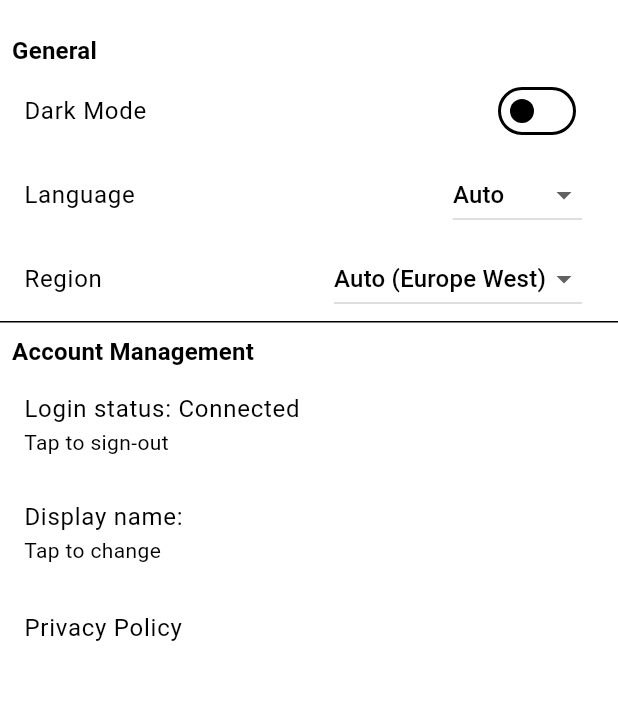
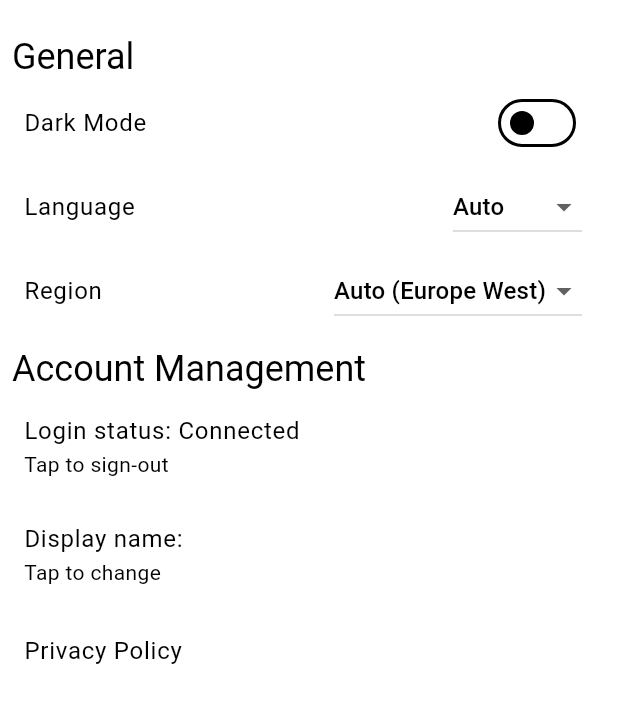
Before and after one commit to CaramelDunes/nyanya_rocket, a Flutter app: the Settings screen opened directly, on a phone screen of 412 x 824 dp, the part 63-786 px from its top. Run offline on Flutter 3.47's test engine with Material 2 defaults, Android fonts, the phone set to English and light mode, and no system bars; our stand-ins replace cloud_firestore, firebase_auth, firebase_core, font_awesome_flutter, rive, shared_preferences; missing offline and left inert: firedart, network_info_plus, nyanya_rocket_base, slugify; accounts and stored records are empty; generated files the repository leaves out were written again; network calls fail; statements that could not run were skipped.

Commit message:
Prefer using style from TextTheme.

```diff
--- a/lib/screens/challenges/tabs/community_challenges.dart
+++ b/lib/screens/challenges/tabs/community_challenges.dart
@@ -93,7 +93,7 @@ class _CommunityChallengesState extends State<CommunityChallenges> {
       description: [
         Text(
           '${challenge.name} (${challenge.data.type.toLocalizedString(context)})',
-          style: const TextStyle(fontWeight: FontWeight.bold),
+          style: Theme.of(context).textTheme.titleSmall,
         ),
         Row(
           mainAxisSize: MainAxisSize.min,
--- a/lib/screens/challenges/tabs/original_challenges.dart
+++ b/lib/screens/challenges/tabs/original_challenges.dart
@@ -215,7 +215,7 @@ class _OriginalChallengesState extends State<OriginalChallenges> {
       description: [
         Text(
           _fullLocalizedName(namedChallengeData),
-          style: const TextStyle(fontWeight: FontWeight.bold),
+          style: Theme.of(context).textTheme.titleSmall,
         ),
         Text(isCleared ? _formatTime(time) : '')
       ],
--- a/lib/screens/multiplayer/setup_widgets/player_finder.dart
+++ b/lib/screens/multiplayer/setup_widgets/player_finder.dart
@@ -98,7 +98,6 @@ class _PlayerFinderState extends State<PlayerFinder> {
                             ? ''
                             : NyaNyaLocalizations.of(context)
                                 .queueRefreshErrorText),
-                style: const TextStyle(fontSize: 15),
               ),
             ),
             const SizedBox(
--- a/lib/screens/puzzles/widgets/community_puzzles.dart
+++ b/lib/screens/puzzles/widgets/community_puzzles.dart
@@ -1,3 +1,4 @@
+import 'package:firedart/generated/google/firestore/v1/firestore.pbjson.dart';
 import 'package:flutter/material.dart';
 import 'package:nyanya_rocket/widgets/navigation/star_count.dart';
 import 'package:provider/provider.dart';
@@ -113,7 +114,7 @@ class _CommunityPuzzlesState extends State<CommunityPuzzles>
         description: [
           Text(
             puzzle.name,
-            style: const TextStyle(fontWeight: FontWeight.bold),
+            style: Theme.of(context).textTheme.titleSmall,
           ),
           Row(
             mainAxisSize: MainAxisSize.min,
--- a/lib/screens/puzzles/widgets/local_puzzles.dart
+++ b/lib/screens/puzzles/widgets/local_puzzles.dart
@@ -110,7 +110,7 @@ class LocalPuzzles extends StatelessWidget {
                       child: Text(
                         name,
                         textAlign: TextAlign.center,
-                        style: const TextStyle(fontWeight: FontWeight.bold),
+                        style: Theme.of(context).textTheme.titleSmall,
                       ),
                     ),
                   ],
--- a/lib/screens/puzzles/widgets/original_puzzles.dart
+++ b/lib/screens/puzzles/widgets/original_puzzles.dart
@@ -245,7 +245,7 @@ class _OriginalPuzzlesState extends State<OriginalPuzzles>
         description: [
           Text(
             OriginalPuzzles.puzzles[i].name,
-            style: const TextStyle(fontWeight: FontWeight.bold),
+            style: Theme.of(context).textTheme.titleSmall,
           ),
           Text(_difficultyFromIndex(context, i))
         ],
--- a/lib/screens/settings/settings.dart
+++ b/lib/screens/settings/settings.dart
@@ -17,10 +17,7 @@ class Settings extends StatelessWidget {
   @override
   Widget build(BuildContext context) {
     const EdgeInsets sectionInsets = EdgeInsets.only(top: 8.0, left: 8.0);
-    final TextStyle sectionStyle = Theme.of(context)
-        .textTheme
-        .subtitle1!
-        .copyWith(fontWeight: FontWeight.bold);
+    final TextStyle? sectionStyle = Theme.of(context).textTheme.headlineSmall;
 
     return Scaffold(
         appBar: AppBar(
@@ -47,7 +44,7 @@ class Settings extends StatelessWidget {
                 Consumer<Region>(
                     builder: (context, region, _) =>
                         _buildRegionTile(context, region)),
-                const Divider(height: 1.0),
+                // const Divider(height: 1.0),
                 Padding(
                   padding: sectionInsets,
                   child: Text(
--- a/lib/widgets/countdown.dart
+++ b/lib/widgets/countdown.dart
@@ -25,7 +25,7 @@ class Countdown extends StatelessWidget {
     return Text(
       formatDuration(remaining),
       textAlign: textAlign,
-      style: Theme.of(context).textTheme.headline6!.copyWith(color: color),
+      style: Theme.of(context).textTheme.headlineSmall!.copyWith(color: color),
     );
   }
 }
--- a/lib/widgets/game/success_overlay.dart
+++ b/lib/widgets/game/success_overlay.dart
@@ -81,9 +81,6 @@ class _SuccessOverlayState extends State<SuccessOverlay> {
             children: [
               const Spacer(flex: 2),
               Card(
-                color: Theme.of(context).brightness == Brightness.light
-                    ? Colors.white
-                    : Colors.black,
                 child: Padding(
                   padding: const EdgeInsets.all(16.0),
                   child: Column(
@@ -91,8 +88,7 @@ class _SuccessOverlayState extends State<SuccessOverlay> {
                     children: [
                       Text(
                         NyaNyaLocalizations.of(context).stageClearedText,
-                        style:
-                            const TextStyle(color: Colors.green, fontSize: 40),
+                        style: Theme.of(context).textTheme.headlineLarge,
                         textAlign: TextAlign.center,
                       ),
                       if (widget.succeededPath != null && _stars != null)
--- a/lib/widgets/layout/empty_list.dart
+++ b/lib/widgets/layout/empty_list.dart
@@ -8,10 +8,6 @@ class EmptyList extends StatelessWidget {
   Widget build(BuildContext context) {
     return Text(
       NyaNyaLocalizations.of(context).emptyListText,
-      style: const TextStyle(
-        color: Colors.grey,
-        fontSize: 16,
-      ),
     );
   }
 }
```
